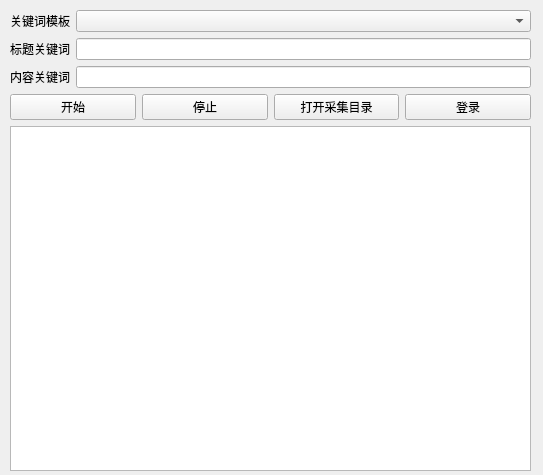
Above: main/mainwindow.ui from kinglon/zhaobiao before the change. Below: the same form after it.
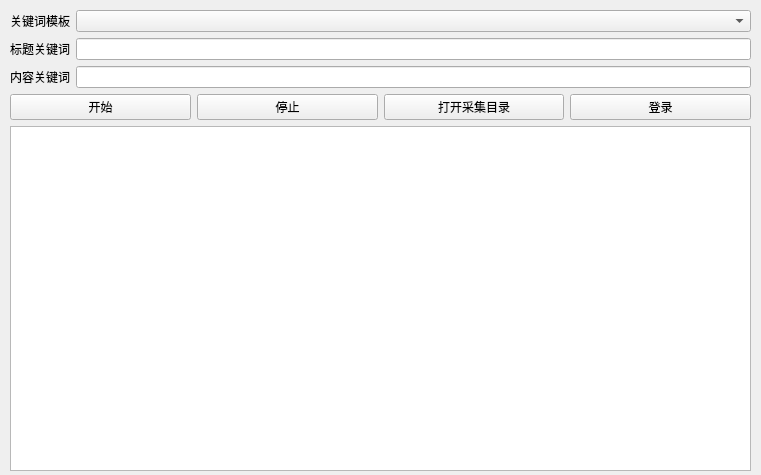
That is the form after the change.

What changed in the file:
```diff
--- a/main/mainwindow.ui
+++ b/main/mainwindow.ui
@@ -6,7 +6,7 @@
    <rect>
     <x>0</x>
     <y>0</y>
-    <width>543</width>
+    <width>761</width>
     <height>475</height>
    </rect>
   </property>
@@ -19,7 +19,7 @@
      <rect>
       <x>10</x>
       <y>10</y>
-      <width>521</width>
+      <width>741</width>
       <height>461</height>
      </rect>
     </property>
@@ -120,7 +120,11 @@
       </layout>
      </item>
      <item>
-      <widget class="QTextEdit" name="textEditLog"/>
+      <widget class="QTextEdit" name="textEditLog">
+       <property name="readOnly">
+        <bool>true</bool>
+       </property>
+      </widget>
      </item>
     </layout>
    </widget>
```
